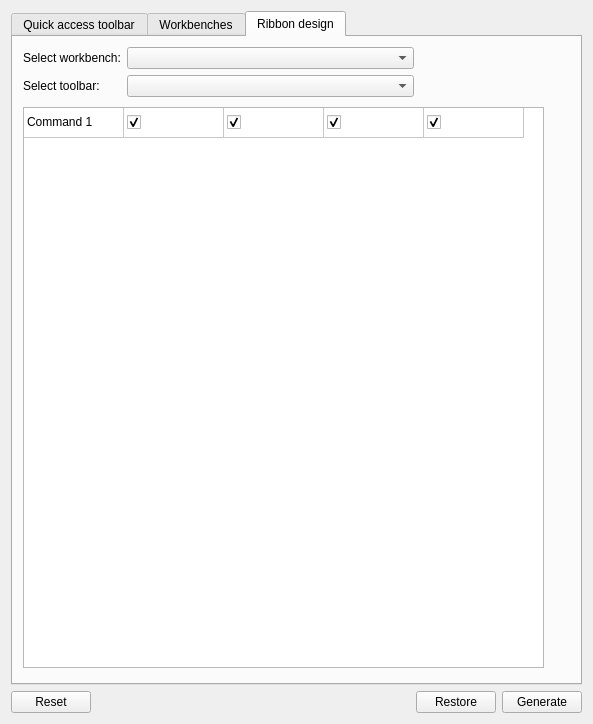
First picture: the form in Resources/ui/Settings.ui, repository geolta/FreeCAD-Ribbon, before the edit.
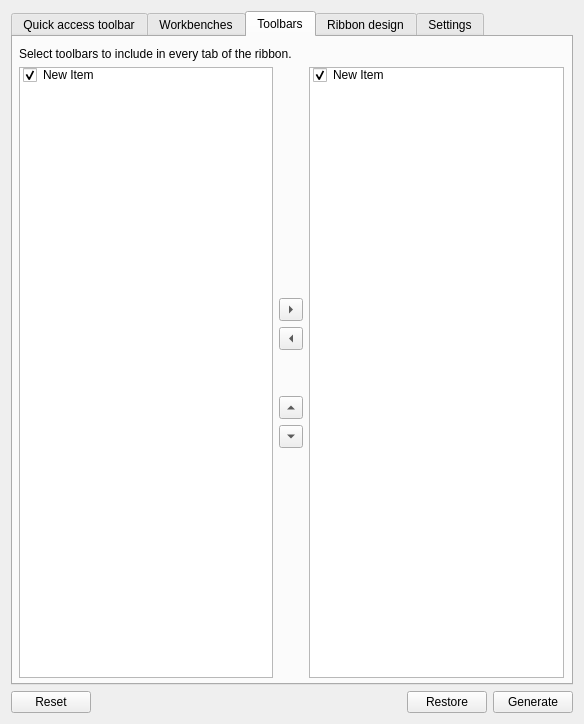
Second picture: the form after the edit. The open tabs and pages were chosen to show the change.

Commit message: Started with filling the controls on startup of the settings dialog

What changed in the file:
```diff
--- a/Resources/ui/Settings.ui
+++ b/Resources/ui/Settings.ui
@@ -6,7 +6,7 @@
    <rect>
     <x>0</x>
     <y>0</y>
-    <width>593</width>
+    <width>584</width>
     <height>724</height>
    </rect>
   </property>
@@ -302,8 +302,35 @@
           </item>
          </layout>
         </item>
-        <item row="0" column="2">
-         <widget class="QListWidget" name="WorkbenchesSelected">
+        <item row="0" column="0" colspan="3">
+         <widget class="QLabel" name="label_6">
+          <property name="text">
+           <string>&lt;html&gt;&lt;head/&gt;&lt;body&gt;&lt;p&gt;Select workbenches to include in the ribbon.&lt;/p&gt;&lt;/body&gt;&lt;/html&gt;</string>
+          </property>
+         </widget>
+        </item>
+       </layout>
+      </widget>
+     </widget>
+     <widget class="QWidget" name="Toolbars">
+      <attribute name="title">
+       <string>Toolbars</string>
+      </attribute>
+      <widget class="QWidget" name="layoutWidget_6">
+       <property name="geometry">
+        <rect>
+         <x>0</x>
+         <y>10</y>
+         <width>551</width>
+         <height>631</height>
+        </rect>
+       </property>
+       <layout class="QGridLayout" name="gridLayout_17">
+        <property name="leftMargin">
+         <number>6</number>
+        </property>
+        <item row="1" column="0">
+         <widget class="QListWidget" name="WorkbenchesAvailable_3">
           <item>
            <property name="text">
             <string>New Item</string>
@@ -314,6 +341,111 @@
           </item>
          </widget>
         </item>
+        <item row="1" column="2">
+         <widget class="QListWidget" name="WorkbenchesSelected_3">
+          <item>
+           <property name="text">
+            <string>New Item</string>
+           </property>
+           <property name="checkState">
+            <enum>Checked</enum>
+           </property>
+          </item>
+         </widget>
+        </item>
+        <item row="1" column="1">
+         <layout class="QGridLayout" name="gridLayout_18">
+          <item row="0" column="0">
+           <spacer name="verticalSpacer_15">
+            <property name="orientation">
+             <enum>Qt::Vertical</enum>
+            </property>
+            <property name="sizeHint" stdset="0">
+             <size>
+              <width>20</width>
+              <height>40</height>
+             </size>
+            </property>
+           </spacer>
+          </item>
+          <item row="4" column="0">
+           <widget class="QToolButton" name="toolButton_17">
+            <property name="text">
+             <string>...</string>
+            </property>
+            <property name="arrowType">
+             <enum>Qt::UpArrow</enum>
+            </property>
+           </widget>
+          </item>
+          <item row="5" column="0">
+           <widget class="QToolButton" name="toolButton_18">
+            <property name="text">
+             <string>...</string>
+            </property>
+            <property name="arrowType">
+             <enum>Qt::DownArrow</enum>
+            </property>
+           </widget>
+          </item>
+          <item row="2" column="0">
+           <widget class="QToolButton" name="toolButton_19">
+            <property name="text">
+             <string>...</string>
+            </property>
+            <property name="arrowType">
+             <enum>Qt::LeftArrow</enum>
+            </property>
+           </widget>
+          </item>
+          <item row="1" column="0">
+           <widget class="QToolButton" name="toolButton_20">
+            <property name="text">
+             <string>...</string>
+            </property>
+            <property name="arrowType">
+             <enum>Qt::RightArrow</enum>
+            </property>
+           </widget>
+          </item>
+          <item row="6" column="0">
+           <spacer name="verticalSpacer_16">
+            <property name="orientation">
+             <enum>Qt::Vertical</enum>
+            </property>
+            <property name="sizeHint" stdset="0">
+             <size>
+              <width>20</width>
+              <height>40</height>
+             </size>
+            </property>
+           </spacer>
+          </item>
+          <item row="3" column="0">
+           <spacer name="verticalSpacer_17">
+            <property name="orientation">
+             <enum>Qt::Vertical</enum>
+            </property>
+            <property name="sizeType">
+             <enum>QSizePolicy::Fixed</enum>
+            </property>
+            <property name="sizeHint" stdset="0">
+             <size>
+              <width>20</width>
+              <height>40</height>
+             </size>
+            </property>
+           </spacer>
+          </item>
+         </layout>
+        </item>
+        <item row="0" column="0" colspan="3">
+         <widget class="QLabel" name="label_13">
+          <property name="text">
+           <string>&lt;html&gt;&lt;head/&gt;&lt;body&gt;&lt;p&gt;Select toolbars to include in every tab of the ribbon.&lt;/p&gt;&lt;/body&gt;&lt;/html&gt;</string>
+          </property>
+         </widget>
+        </item>
        </layout>
       </widget>
      </widget>
@@ -326,7 +458,7 @@
         <rect>
          <x>10</x>
          <y>70</y>
-         <width>521</width>
+         <width>541</width>
          <height>561</height>
         </rect>
        </property>
@@ -351,6 +483,12 @@
        <property name="selectionBehavior">
         <enum>QAbstractItemView::SelectItems</enum>
        </property>
+       <property name="iconSize">
+        <size>
+         <width>16</width>
+         <height>16</height>
+        </size>
+       </property>
        <attribute name="horizontalHeaderVisible">
         <bool>false</bool>
        </attribute>
@@ -388,15 +526,13 @@
          <string>Large</string>
         </property>
        </column>
-       <column>
-        <property name="text">
-         <string>Icon only</string>
-        </property>
-       </column>
        <item row="0" column="0">
         <property name="text">
          <string>Command 1</string>
         </property>
+        <property name="flags">
+         <set>ItemIsEnabled</set>
+        </property>
        </item>
        <item row="0" column="1">
         <property name="text">
@@ -449,17 +585,6 @@
          <set>ItemIsUserCheckable|ItemIsEnabled</set>
         </property>
        </item>
-       <item row="0" column="4">
-        <property name="text">
-         <string/>
-        </property>
-        <property name="checkState">
-         <enum>Checked</enum>
-        </property>
-        <property name="flags">
-         <set>ItemIsUserCheckable|ItemIsEnabled</set>
-        </property>
-       </item>
       </widget>
       <widget class="QWidget" name="layoutWidget">
        <property name="geometry">
@@ -501,6 +626,107 @@
        </layout>
       </widget>
      </widget>
+     <widget class="QWidget" name="Settings">
+      <attribute name="title">
+       <string>Settings</string>
+      </attribute>
+      <layout class="QGridLayout" name="gridLayout_9">
+       <item row="0" column="0">
+        <layout class="QGridLayout" name="gridLayout_8">
+         <item row="0" column="0">
+          <widget class="QCheckBox" name="EnableBackup">
+           <property name="text">
+            <string>Create backup</string>
+           </property>
+          </widget>
+         </item>
+         <item row="1" column="0">
+          <widget class="QFrame" name="frame">
+           <property name="enabled">
+            <bool>false</bool>
+           </property>
+           <property name="minimumSize">
+            <size>
+             <width>0</width>
+             <height>50</height>
+            </size>
+           </property>
+           <property name="frameShape">
+            <enum>QFrame::StyledPanel</enum>
+           </property>
+           <property name="frameShadow">
+            <enum>QFrame::Raised</enum>
+           </property>
+           <widget class="QLabel" name="label_3">
+            <property name="geometry">
+             <rect>
+              <x>10</x>
+              <y>0</y>
+              <width>181</width>
+              <height>16</height>
+             </rect>
+            </property>
+            <property name="text">
+             <string>Backup location:</string>
+            </property>
+           </widget>
+           <widget class="QWidget" name="layoutWidget">
+            <property name="geometry">
+             <rect>
+              <x>0</x>
+              <y>20</y>
+              <width>531</width>
+              <height>25</height>
+             </rect>
+            </property>
+            <layout class="QHBoxLayout" name="horizontalLayout">
+             <item>
+              <widget class="QLabel" name="label_4">
+               <property name="text">
+                <string>...\</string>
+               </property>
+              </widget>
+             </item>
+             <item>
+              <widget class="QPushButton" name="BackUpLocation">
+               <property name="sizePolicy">
+                <sizepolicy hsizetype="Fixed" vsizetype="Fixed">
+                 <horstretch>20</horstretch>
+                 <verstretch>0</verstretch>
+                </sizepolicy>
+               </property>
+               <property name="minimumSize">
+                <size>
+                 <width>20</width>
+                 <height>0</height>
+                </size>
+               </property>
+               <property name="text">
+                <string>Browse..</string>
+               </property>
+              </widget>
+             </item>
+            </layout>
+           </widget>
+          </widget>
+         </item>
+        </layout>
+       </item>
+       <item row="1" column="0">
+        <spacer name="verticalSpacer_7">
+         <property name="orientation">
+          <enum>Qt::Vertical</enum>
+         </property>
+         <property name="sizeHint" stdset="0">
+          <size>
+           <width>20</width>
+           <height>40</height>
+          </size>
+         </property>
+        </spacer>
+       </item>
+      </layout>
+     </widget>
     </widget>
    </item>
   </layout>
```
Left out of the diff: 99 changed lines with no effect on the pictures. The commit also changes 3 other files.
